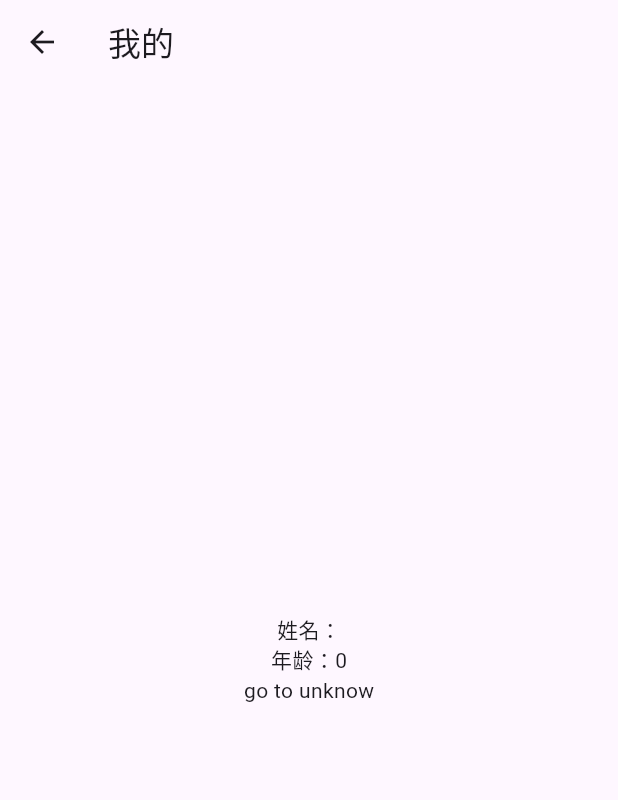
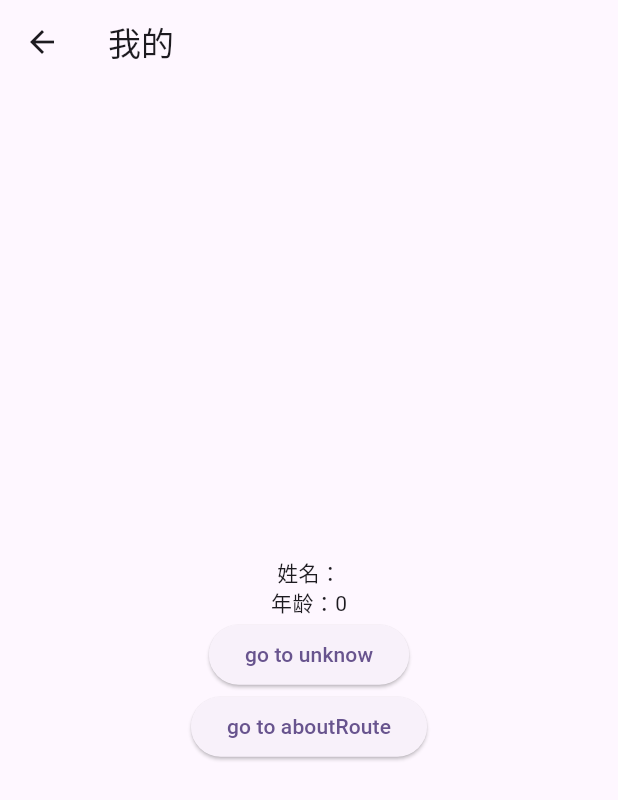
Before and after one commit to TopAlien/flutter_stu, a Flutter app: the ProfilePage screen opened by its route, on a phone screen of 412 x 824 dp. Shown: the top 800 px of the screen. Run offline on Flutter 3.47's test engine with Material 3 defaults, Android fonts, the light colour scheme and no system bars; our stand-ins replace auto_animated, card_swiper, dio, get, logger; network calls fail.

Commit message:
feat: 路由中间件

```diff
--- a/lib/pages/profile/index.dart
+++ b/lib/pages/profile/index.dart
@@ -40,6 +40,26 @@ class _ProfilePageState extends State<ProfilePage>
   Widget build(BuildContext context) {
     super.build(context);
 
+    final children = [
+      Text("姓名：${userInfo.name}"),
+      Text("年龄：${userInfo.age}"),
+      ElevatedButton(
+        onPressed: () {
+          Get.toNamed(
+            GetPagePath.unknownRoute,
+            arguments: {"name": "ealien", "id": "209"},
+          );
+        },
+        child: const Text("go to unknow"),
+      ),
+      ElevatedButton(
+        onPressed: () {
+          Get.toNamed(GetPagePath.aboutRoute);
+        },
+        child: const Text("go to aboutRoute"),
+      )
+    ];
+
     return Scaffold(
       appBar: AppBar(
         title: const Text("我的"),
@@ -47,19 +67,7 @@ class _ProfilePageState extends State<ProfilePage>
       body: Center(
         child: Column(
           mainAxisAlignment: MainAxisAlignment.center,
-          children: [
-            Text("姓名：${userInfo.name}"),
-            Text("年龄：${userInfo.age}"),
-            GestureDetector(
-              child: const Text("go to unknow"),
-              onTap: () {
-                Get.toNamed(
-                  GetPagePath.unknownRoute,
-                  arguments: {"name": "ealien", "id": "209"},
-                );
-              },
-            ),
-          ],
+          children: children,
         ),
       ),
     );
--- a/lib/routes/index.dart
+++ b/lib/routes/index.dart
@@ -1,8 +1,10 @@
 import 'package:flutter/material.dart';
 import 'package:flutter_card/pages/home/index.dart';
+import 'package:flutter_card/pages/login/index.dart';
 import 'package:flutter_card/pages/profile/index.dart';
 import 'package:flutter_card/pages/about/index.dart';
 import 'package:flutter_card/pages/unkonw/index.dart';
+import 'package:flutter_card/routes/middleware/auth.dart';
 import 'package:get/get.dart';
 
 abstract class GetPagePath {
@@ -15,22 +17,40 @@ abstract class GetPagePath {
   /// 关于我们
   static String aboutRoute = '/about';
 
+  /// 登录
+  static String loginRoute = '/login';
+
   /// 页面找不到
   static String unknownRoute = "/notfound";
 }
 
 abstract class GetPageConfig {
   static List<GetPage> pages = [
-    GetPage(name: GetPagePath.homeRoute, page: () => const HomePage()),
-    GetPage(name: GetPagePath.profileRoute, page: () => const ProfilePage()),
     GetPage(
-        name: GetPagePath.aboutRoute,
-        page: () => const AboutPage(),
-        transition: Transition.zoom),
+      name: GetPagePath.homeRoute,
+      page: () => const HomePage(),
+    ),
+    GetPage(
+      name: GetPagePath.profileRoute,
+      page: () => const ProfilePage(),
+      middlewares: [AuthMiddleWare()],
+    ),
+    GetPage(
+      name: GetPagePath.aboutRoute,
+      page: () => const AboutPage(),
+      transition: Transition.zoom,
+      middlewares: [AuthMiddleWare()],
+    ),
+    GetPage(
+      name: GetPagePath.loginRoute,
+      page: () => const LoginPage(),
+    )
   ];
 
-  static GetPage unknownRoute =
-      GetPage(name: GetPagePath.unknownRoute, page: () => const UnknownPage());
+  static GetPage unknownRoute = GetPage(
+    name: GetPagePath.unknownRoute,
+    page: () => const UnknownPage(),
+  );
 }
 
 class BottomNavigationConfig {
@@ -42,21 +62,15 @@ class BottomNavigationConfig {
 
   static List<BottomNavigationBarItem> tabItems = [
     const BottomNavigationBarItem(
-      icon: Icon(
-        Icons.home,
-      ),
+      icon: Icon(Icons.home),
       label: "首页",
     ),
     const BottomNavigationBarItem(
-      icon: Icon(
-        Icons.account_balance_wallet_outlined,
-      ),
+      icon: Icon(Icons.account_balance_wallet_outlined),
       label: "关于",
     ),
     const BottomNavigationBarItem(
-      icon: Icon(
-        Icons.accessibility,
-      ),
+      icon: Icon(Icons.accessibility),
       label: "我的",
     ),
   ];
--- /dev/null
+++ b/lib/routes/middleware/auth.dart
@@ -0,0 +1,11 @@
+import 'package:flutter/material.dart';
+import 'package:flutter_card/routes/index.dart';
+import 'package:get/get.dart';
+
+class AuthMiddleWare extends GetMiddleware {
+  @override
+  RouteSettings? redirect(String? route) {
+    /// 它以 RouteSettings 作为重定向结果。或者给它 null 并且不会有重定向。
+    return RouteSettings(name: GetPagePath.loginRoute);
+  }
+}
```
Also changed, not shown: lib/pages/login/index.dart (+31 -1 lines).
